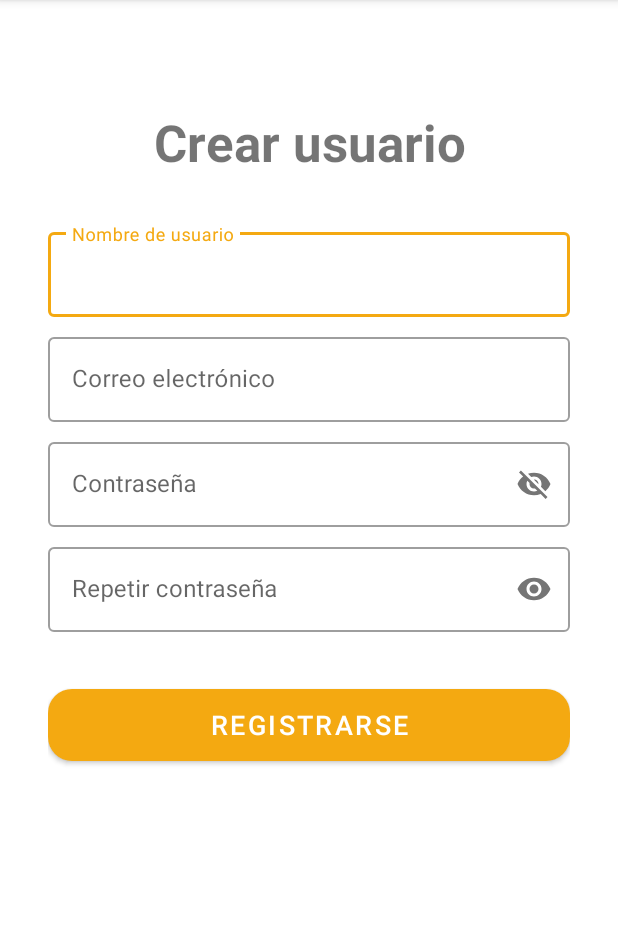
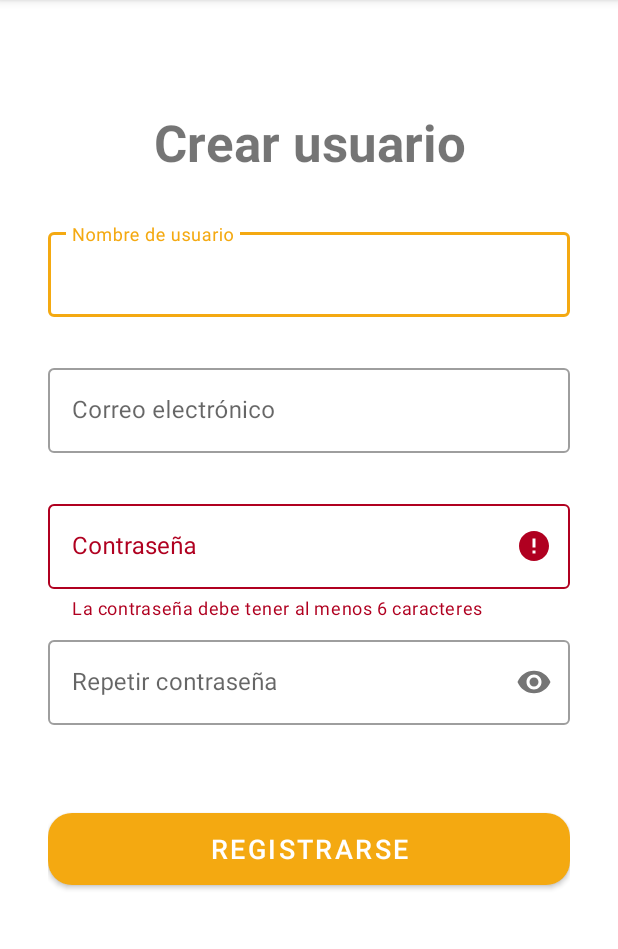
Before and after one commit to JuanRios66/My_Finances, an Android app: the RegisterActivity screen opened directly, with no data from a screen before it, after a tap on an icon or button, on a phone screen of 412 x 824 dp, the part 84-1033 px from its top. Run offline under Robolectric (Android 15) with nearby library versions, the phone set to English and light mode, and no system bars.

Commit message:
Validaciones en el correo y contraseña

```diff
--- /dev/null
+++ b/app/src/main/java/Utils/Const.kt
@@ -0,0 +1,5 @@
+package Utils
+
+const val EMPTY = ""
+const val MIN_LENGHT_PASS = 6
+const val MIN_LENGHT_USER = 8
--- /dev/null
+++ b/app/src/main/java/Utils/Validators.kt
@@ -0,0 +1,16 @@
+package Utils
+
+import android.util.Patterns
+
+fun nameValidator(text: String): Boolean {
+    return (text.length >= MIN_LENGHT_USER)
+}
+
+fun emailValidator(text: String): Boolean {
+    val pattern = Patterns.EMAIL_ADDRESS
+    return pattern.matcher(text).matches()
+}
+
+fun passValidator(text: String): Boolean {
+    return (text.length >= MIN_LENGHT_PASS)
+}
--- a/app/src/main/java/com/juanrios66/myfinances/RegisterActivity.kt
+++ b/app/src/main/java/com/juanrios66/myfinances/RegisterActivity.kt
@@ -1,10 +1,16 @@
 package com.juanrios66.myfinances
 
+import Utils.emailValidator
+import Utils.nameValidator
+import Utils.passValidator
 import android.app.Activity
 import android.content.Intent
 import android.os.Bundle
+import android.util.Log
 import android.widget.Toast
 import androidx.appcompat.app.AppCompatActivity
+import androidx.core.widget.doAfterTextChanged
+import androidx.core.widget.doBeforeTextChanged
 import com.juanrios66.myfinances.databinding.ActivityRegisterBinding
 
 
@@ -46,5 +52,28 @@ class RegisterActivity : AppCompatActivity() {
             }
         }
 
+        registerBinding.textpass.doAfterTextChanged() {
+            if (!passValidator(registerBinding.textpass.text.toString())) {
+                registerBinding.passLayout.error = getString(R.string.digits6)
+            } else {
+                registerBinding.passLayout.error = null
+            }
+        }
+
+        registerBinding.textname.doAfterTextChanged() {
+            if (!nameValidator(registerBinding.textname.text.toString())) {
+                registerBinding.nameLayout.error = getString(R.string.digits8)
+            } else {
+                registerBinding.nameLayout.error = null
+            }
+        }
+
+        registerBinding.textemail.doAfterTextChanged {
+            if (!emailValidator(registerBinding.textemail.text.toString())) {
+                registerBinding.emailLayout.error = getString(R.string.email_invalido)
+            } else {
+                registerBinding.emailLayout.error = null
+            }
+        }
     }
 }
--- a/app/src/main/res/layout/activity_login.xml
+++ b/app/src/main/res/layout/activity_login.xml
@@ -24,6 +24,8 @@
         android:layout_width="match_parent"
         android:layout_height="wrap_content"
         android:layout_marginTop="32dp"
+        app:errorEnabled="true"
+        app:hintEnabled="false"
         app:layout_constraintEnd_toEndOf="parent"
         app:layout_constraintHorizontal_bias="150"
         app:layout_constraintStart_toStartOf="parent"
--- a/app/src/main/res/layout/activity_register.xml
+++ b/app/src/main/res/layout/activity_register.xml
@@ -26,6 +26,7 @@
         android:layout_marginTop="32dp"
         android:hint="@string/name"
         app:endIconMode="clear_text"
+        app:errorEnabled="true"
         app:helperTextEnabled="true">
 
         <com.google.android.material.textfield.TextInputEditText
@@ -42,7 +43,8 @@
         android:layout_height="wrap_content"
         android:layout_marginTop="8dp"
         android:hint="@string/email"
-        app:endIconMode="clear_text">
+        app:endIconMode="clear_text"
+        app:errorEnabled="true">
 
         <com.google.android.material.textfield.TextInputEditText
             android:id="@+id/textemail"
@@ -58,6 +60,7 @@
         android:layout_height="wrap_content"
         android:layout_marginTop="8dp"
         android:hint="@string/pass"
+        app:errorEnabled="true"
         app:helperTextEnabled="true"
         app:passwordToggleEnabled="true">
 
@@ -75,6 +78,7 @@
         android:layout_height="wrap_content"
         android:layout_marginTop="8dp"
         android:hint="@string/repeatpass"
+        app:errorEnabled="true"
         app:helperTextEnabled="true"
         app:passwordToggleEnabled="true">
 
--- a/app/src/main/res/values/strings.xml
+++ b/app/src/main/res/values/strings.xml
@@ -19,4 +19,7 @@
     <string name="gotoregister">Regístrate</string>
     <string name="coincidencia">Las contraseñas no coinciden</string>
     <string name="my_finance">MyFinance</string>
+    <string name="digits8">El usuario debe tener al menos 8 caracteres</string>
+    <string name="digits6">La contraseña debe tener al menos 6 caracteres</string>
+    <string name="email_invalido">Correo electrónico inválido</string>
 </resources>
```
Also changed, not shown: app/src/main/java/com/juanrios66/myfinances/LoginActivity.kt (+19 -2 lines).
